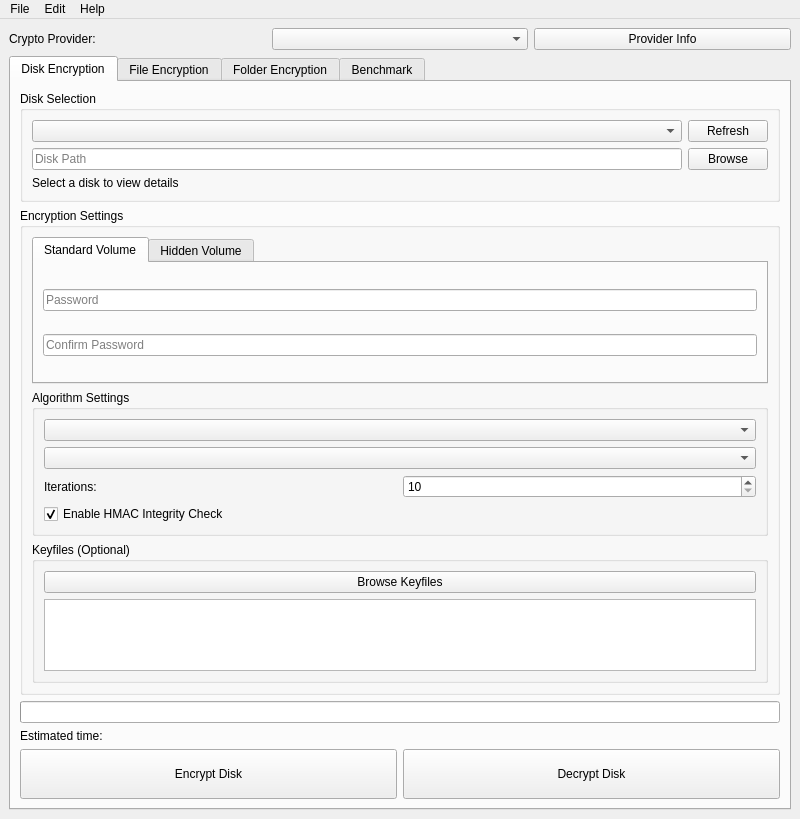
First picture: the form in ui/mainwindow.ui, repository brammittendorff/opencryptui, before the edit.
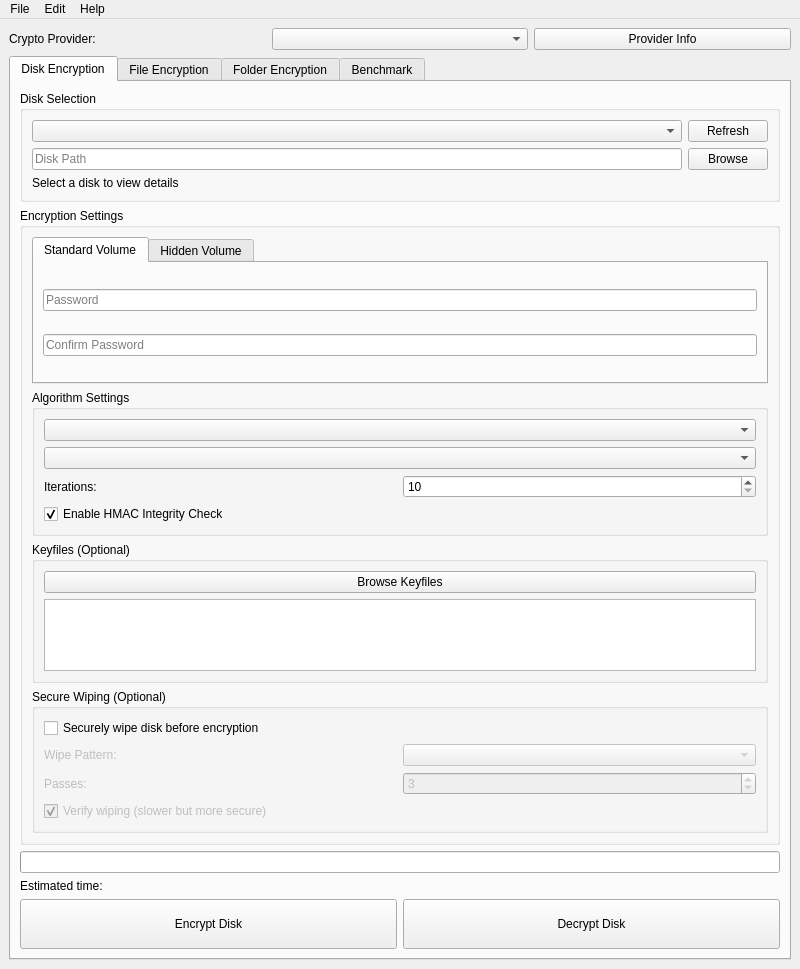
Second picture: the form after the edit. Icons and pictures are not drawn. Custom widgets are drawn as their Qt base class.

Patch:
```diff
--- a/ui/mainwindow.ui
+++ b/ui/mainwindow.ui
@@ -308,6 +308,101 @@
                                                     </layout>
                                                 </widget>
                                             </item>
+                                            <item>
+                                                <widget class="QGroupBox" name="diskWipeGroup">
+                                                    <property name="title">
+                                                        <string>Secure Wiping (Optional)</string>
+                                                    </property>
+                                                    <layout class="QVBoxLayout" name="diskWipeLayout">
+                                                        <item>
+                                                            <widget class="QCheckBox" name="diskSecureWipeCheckBox">
+                                                                <property name="text">
+                                                                    <string>Securely wipe disk before encryption</string>
+                                                                </property>
+                                                                <property name="checked">
+                                                                    <bool>false</bool>
+                                                                </property>
+                                                                <property name="toolTip">
+                                                                    <string>Performs secure wiping to prevent data recovery</string>
+                                                                </property>
+                                                            </widget>
+                                                        </item>
+                                                        <item>
+                                                            <layout class="QHBoxLayout" name="wipePatternLayout">
+                                                                <item>
+                                                                    <widget class="QLabel" name="wipePatternLabel">
+                                                                        <property name="text">
+                                                                            <string>Wipe Pattern:</string>
+                                                                        </property>
+                                                                        <property name="enabled">
+                                                                            <bool>false</bool>
+                                                                        </property>
+                                                                    </widget>
+                                                                </item>
+                                                                <item>
+                                                                    <widget class="QComboBox" name="wipePatternComboBox">
+                                                                        <property name="enabled">
+                                                                            <bool>false</bool>
+                                                                        </property>
+                                                                        <property name="toolTip">
+                                                                            <string>Select wiping pattern standard</string>
+                                                                        </property>
+                                                                    </widget>
+                                                                </item>
+                                                            </layout>
+                                                        </item>
+                                                        <item>
+                                                            <layout class="QHBoxLayout" name="wipePassesLayout">
+                                                                <item>
+                                                                    <widget class="QLabel" name="wipePassesLabel">
+                                                                        <property name="text">
+                                                                            <string>Passes:</string>
+                                                                        </property>
+                                                                        <property name="enabled">
+                                                                            <bool>false</bool>
+                                                                        </property>
+                                                                    </widget>
+                                                                </item>
+                                                                <item>
+                                                                    <widget class="QSpinBox" name="wipePassesSpinBox">
+                                                                        <property name="enabled">
+                                                                            <bool>false</bool>
+                                                                        </property>
+                                                                        <property name="minimum">
+                                                                            <number>1</number>
+                                                                        </property>
+                                                                        <property name="maximum">
+                                                                            <number>35</number>
+                                                                        </property>
+                                                                        <property name="value">
+                                                                            <number>3</number>
+                                                                        </property>
+                                                                        <property name="toolTip">
+                                                                            <string>Number of wipe passes to perform</string>
+                                                                        </property>
+                                                                    </widget>
+                                                                </item>
+                                                            </layout>
+                                                        </item>
+                                                        <item>
+                                                            <widget class="QCheckBox" name="verifyWipeCheckBox">
+                                                                <property name="text">
+                                                                    <string>Verify wiping (slower but more secure)</string>
+                                                                </property>
+                                                                <property name="checked">
+                                                                    <bool>true</bool>
+                                                                </property>
+                                                                <property name="enabled">
+                                                                    <bool>false</bool>
+                                                                </property>
+                                                                <property name="toolTip">
+                                                                    <string>Verifies each wipe pass to ensure proper wiping</string>
+                                                                </property>
+                                                            </widget>
+                                                        </item>
+                                                    </layout>
+                                                </widget>
+                                            </item>
                                         </layout>
                                     </widget>
                                 </item>
```
